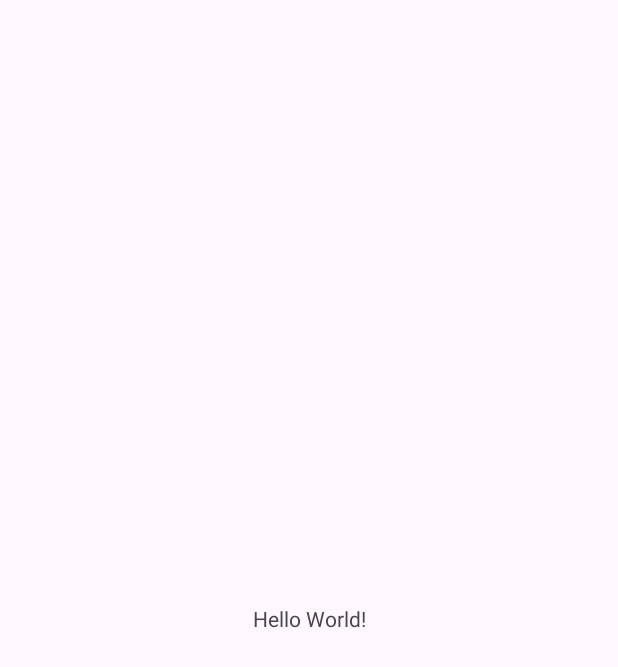
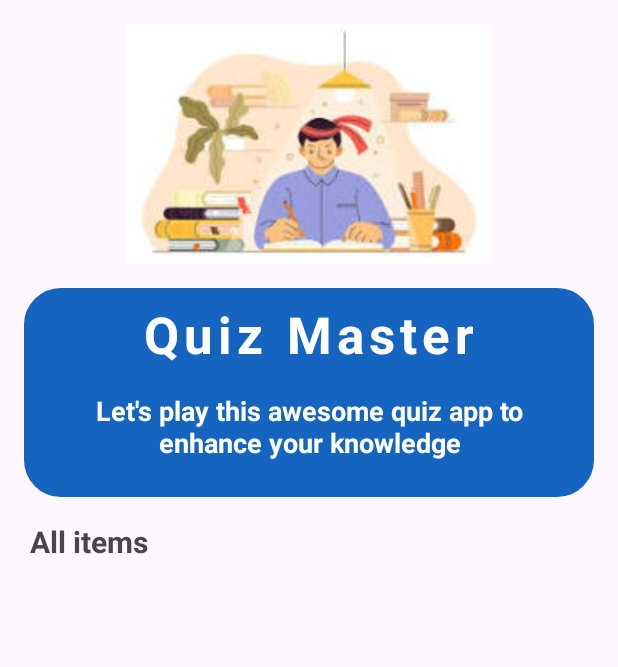
Before and after one commit to abuhurayraniloy/QuizMaster_Project_250, an Android app: the screen it shows after launch (MainActivity), on a phone screen of 412 x 824 dp. Before the commit the part shown is almost empty. Shown: the top 667 px of the screen. Run offline under Robolectric (Android 15) with nearby library versions, the light colour scheme and no system bars.

Commit message:
User Interface

```diff
--- a/app/build.gradle.kts
+++ b/app/build.gradle.kts
@@ -33,6 +33,9 @@ android {
     kotlinOptions {
         jvmTarget = "1.8"
     }
+    buildFeatures {
+        viewBinding = true
+    }
 }
 
 dependencies {
--- a/app/src/main/AndroidManifest.xml
+++ b/app/src/main/AndroidManifest.xml
@@ -10,8 +10,11 @@
         android:label="@string/app_name"
         android:roundIcon="@mipmap/ic_launcher_round"
         android:supportsRtl="true"
-        android:theme="@style/Theme.QuizMaster"
+        android:theme="@style/Theme.QuizOnline"
         tools:targetApi="31">
+        <activity
+            android:name=".QuizActivity"
+            android:exported="false" />
         <activity
             android:name=".MainActivity"
             android:exported="true">
--- a/app/src/main/java/com/example/quizmaster/MainActivity.kt
+++ b/app/src/main/java/com/example/quizmaster/MainActivity.kt
@@ -2,10 +2,15 @@ package com.example.quizmaster
 
 import androidx.appcompat.app.AppCompatActivity
 import android.os.Bundle
+import com.example.quizmaster.databinding.ActivityMainBinding
 
 class MainActivity : AppCompatActivity() {
+    lateinit var binding: ActivityMainBinding;
+
     override fun onCreate(savedInstanceState: Bundle?) {
         super.onCreate(savedInstanceState)
-        setContentView(R.layout.activity_main)
+        binding = ActivityMainBinding.inflate(layoutInflater)
+        setContentView(binding.root)
+
     }
 }
--- /dev/null
+++ b/app/src/main/java/com/example/quizmaster/QuizModel.kt
@@ -0,0 +1,19 @@
+package np.com.bimalkafle.quizonline
+
+data class QuizModel(
+    val id : String,
+    val title : String,
+    val subtitle : String,
+    val time : String,
+    val questionList : List<QuestionModel>
+){
+    constructor() : this("","","","", emptyList())
+}
+
+data class QuestionModel(
+    val question : String,
+    val options : List<String>,
+    val correct : String,
+){
+    constructor() : this ("", emptyList(),"")
+}
--- /dev/null
+++ b/app/src/main/res/drawable/rounded_corner.xml
@@ -0,0 +1,6 @@
+<?xml version="1.0" encoding="utf-8"?>
+<shape xmlns:android="http://schemas.android.com/apk/res/android">
+    <stroke android:width="1dp"
+        android:color="@color/white"/>
+    <corners android:radius="24dp"/>
+</shape>
--- a/app/src/main/res/layout/activity_main.xml
+++ b/app/src/main/res/layout/activity_main.xml
@@ -1,18 +1,76 @@
 <?xml version="1.0" encoding="utf-8"?>
-<androidx.constraintlayout.widget.ConstraintLayout xmlns:android="http://schemas.android.com/apk/res/android"
+<LinearLayout xmlns:android="http://schemas.android.com/apk/res/android"
     xmlns:app="http://schemas.android.com/apk/res-auto"
     xmlns:tools="http://schemas.android.com/tools"
     android:layout_width="match_parent"
     android:layout_height="match_parent"
+    android:orientation="vertical"
+    android:padding="16dp"
     tools:context=".MainActivity">
+
+    <ImageView
+        android:layout_width="match_parent"
+        android:layout_height="160dp"
+        android:src="@drawable/main_image" />
+
+    <LinearLayout
+        android:layout_width="match_parent"
+        android:layout_height="wrap_content"
+        android:layout_marginTop="16dp"
+        android:background="@drawable/rounded_corner"
+        android:backgroundTint="@color/blue"
+        android:padding="8dp"
+        android:orientation="vertical">
+
+        <TextView
+            android:layout_width="match_parent"
+            android:layout_height="wrap_content"
+            android:text="Quiz Master"
+            android:gravity="center"
+            android:textSize="34sp"
+            android:letterSpacing="0.1"
+            android:textColor="@color/white"
+            android:textStyle="bold"/>
+
+        <TextView
+            android:layout_width="match_parent"
+            android:layout_height="wrap_content"
+            android:text="Let's play this awesome quiz app to enhance your knowledge"
+            android:gravity="center"
+            android:textSize="18sp"
+            android:layout_margin="16dp"
+            android:textColor="@color/white"
+            android:textStyle="bold"/>
+
+
+    </LinearLayout>
 
     <TextView
         android:layout_width="wrap_content"
         android:layout_height="wrap_content"
-        android:text="Hello World!"
-        app:layout_constraintBottom_toBottomOf="parent"
-        app:layout_constraintEnd_toEndOf="parent"
-        app:layout_constraintStart_toStartOf="parent"
-        app:layout_constraintTop_toTopOf="parent" />
+        android:text="All items"
+        android:layout_marginTop="16dp"
+        android:layout_marginStart="4dp"
+        android:textSize="20sp"
+        android:textStyle="bold"/>
 
-</androidx.constraintlayout.widget.ConstraintLayout>
+    <RelativeLayout
+        android:layout_width="match_parent"
+        android:layout_height="match_parent">
+        <ProgressBar
+            android:layout_width="20dp"
+            android:layout_height="20dp"
+            android:layout_centerInParent="true"
+            android:visibility="gone"
+            android:id="@+id/progress_bar"/>
+
+        <androidx.recyclerview.widget.RecyclerView
+            android:layout_width="match_parent"
+            android:layout_height="wrap_content"
+            android:layout_marginTop="16dp"
+            android:id="@+id/recycler_view"/>
+
+    </RelativeLayout>
+
+
+</LinearLayout>
--- a/app/src/main/res/values-night/themes.xml
+++ b/app/src/main/res/values-night/themes.xml
@@ -2,6 +2,6 @@
     <!-- Base application theme. -->
     <style name="Base.Theme.QuizMaster" parent="Theme.Material3.DayNight.NoActionBar">
         <!-- Customize your dark theme here. -->
-        <!-- <item name="colorPrimary">@color/my_dark_primary</item> -->
+         <item name="colorPrimary">@color/orange</item>
     </style>
 </resources>
--- a/app/src/main/res/values/colors.xml
+++ b/app/src/main/res/values/colors.xml
@@ -2,4 +2,8 @@
 <resources>
     <color name="black">#FF000000</color>
     <color name="white">#FFFFFFFF</color>
+    <color name="gray">#F4F4F4</color>
+    <color name="orange">#FF8F00</color>
+    <color name="blue">#1565C0</color>
+
 </resources>
--- a/app/src/main/res/values/themes.xml
+++ b/app/src/main/res/values/themes.xml
@@ -1,9 +1,9 @@
 <resources xmlns:tools="http://schemas.android.com/tools">
     <!-- Base application theme. -->
-    <style name="Base.Theme.QuizMaster" parent="Theme.Material3.DayNight.NoActionBar">
+    <style name="Base.Theme.QuizOnline" parent="Theme.Material3.DayNight.NoActionBar">
         <!-- Customize your light theme here. -->
-        <!-- <item name="colorPrimary">@color/my_light_primary</item> -->
+        <item name="colorPrimary">@color/orange</item>
     </style>
 
-    <style name="Theme.QuizMaster" parent="Base.Theme.QuizMaster" />
+    <style name="Theme.QuizOnline" parent="Base.Theme.QuizOnline" />
 </resources>
```
Also changed, not shown: app/src/main/res/drawable/main_image.jpeg (added).
